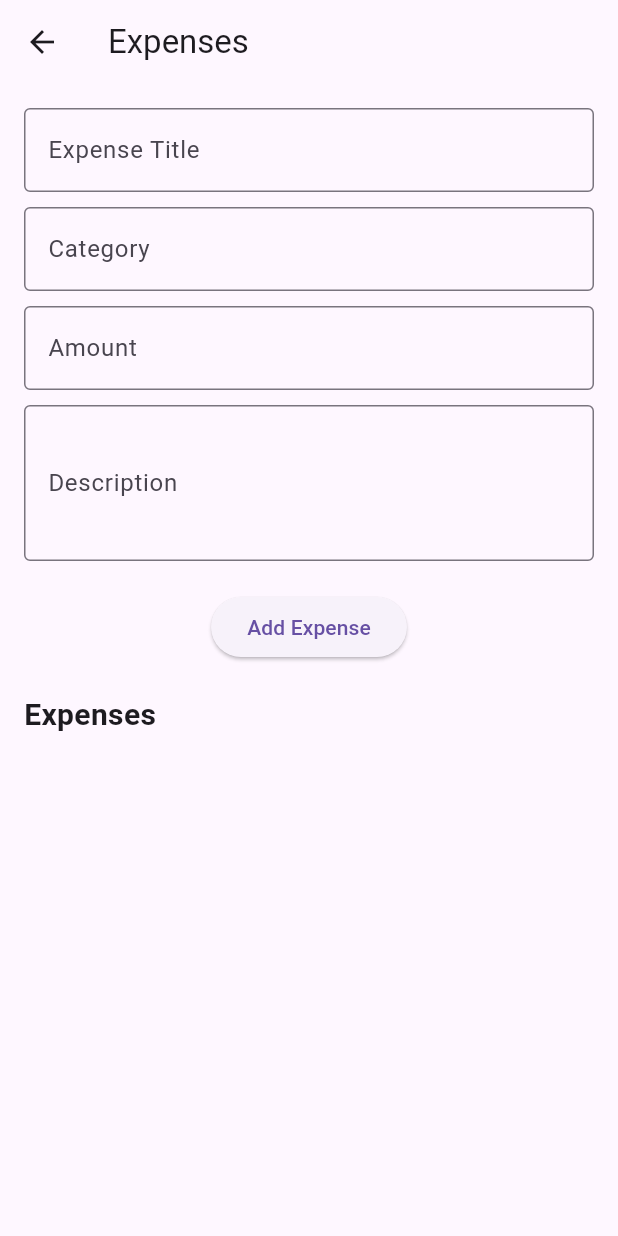
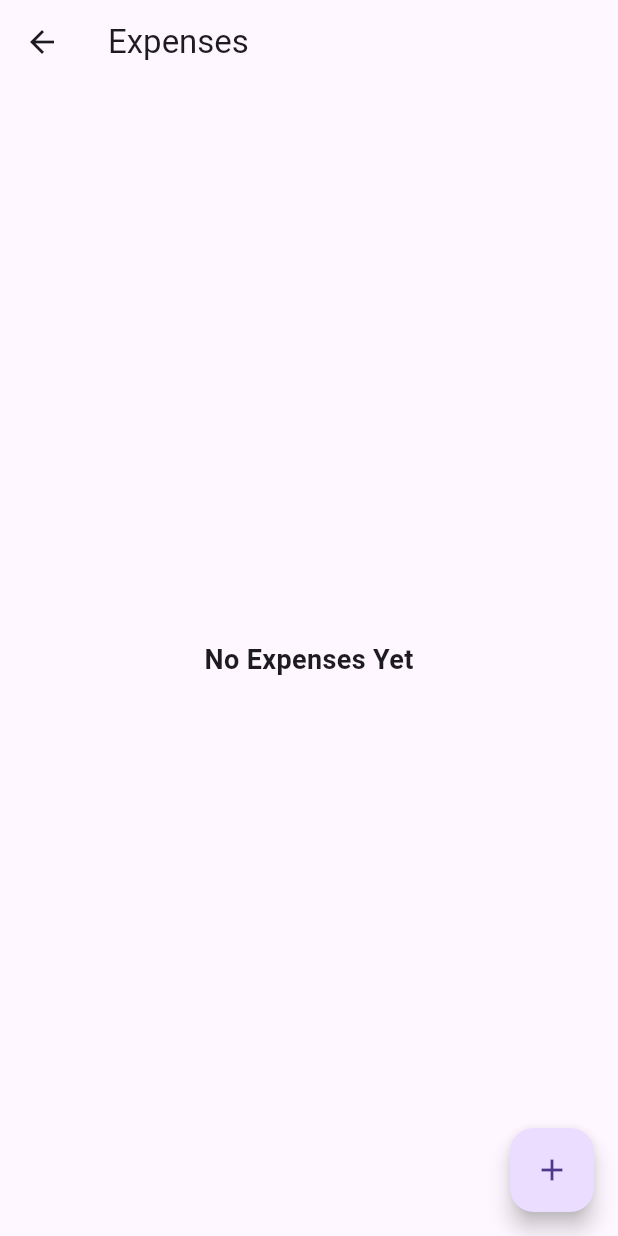
Before and after one commit to hoodpoet07/farm-management-system, a Flutter app: the ExpensesScreen screen opened directly, on a phone screen of 412 x 824 dp. Run offline on Flutter 3.47's test engine with Material 3 defaults, Android fonts, the phone set to English and light mode, and no system bars.

Commit message:
organising screens ,each into its own folder and separating add expenses and view expenses screen

```diff
--- a/lib/main.dart
+++ b/lib/main.dart
@@ -1,5 +1,5 @@
 import 'package:flutter/material.dart';
-import 'screens/dashboard_screen.dart';
+import 'screens/dashboard/dashboard_screen.dart';
 void main() {
   runApp(const FarmManagementApp());
 }
--- /dev/null
+++ b/lib/screens/expenses/add_expense_screen.dart
@@ -0,0 +1,22 @@
+import 'package:flutter/material.dart';
+
+class AddExpenseScreen extends StatefulWidget {
+  const AddExpenseScreen({super.key});
+
+  @override
+  State<AddExpenseScreen> createState() => _AddExpenseScreenState();
+}
+
+class _AddExpenseScreenState extends State<AddExpenseScreen> {
+  @override
+  Widget build(BuildContext context) {
+    return Scaffold(
+      appBar: AppBar(
+        title: const Text("Add Expense"),
+      ),
+      body: const Center(
+        child: Text("Expense Form Goes Here"),
+      ),
+    );
+  }
+}
--- /dev/null
+++ b/lib/screens/expenses/expenses_screen.dart
@@ -0,0 +1,43 @@
+import 'package:flutter/material.dart';
+import 'add_expense_screen.dart';
+
+class ExpensesScreen extends StatefulWidget {
+  const ExpensesScreen({super.key});
+
+  @override
+  State<ExpensesScreen> createState() => _ExpensesScreenState();
+}
+
+
+class _ExpensesScreenState extends State<ExpensesScreen> {
+
+
+  @override
+  Widget build(BuildContext context) {
+    return Scaffold(
+      appBar: AppBar(
+        title: const Text("Expenses"),
+      ),
+      body: const Center(
+        child: Text(
+          "No Expenses Yet",
+          style: TextStyle(
+            fontSize: 18,
+            fontWeight: FontWeight.bold,
+          ),
+        ),
+      ),
+      floatingActionButton: FloatingActionButton(
+        onPressed: (){
+          Navigator.push(
+            context,
+            MaterialPageRoute(
+              builder: (context)=>const AddExpenseScreen(),
+            ),
+          );
+        },
+        child: const Icon(Icons.add),
+      )
+    );
+  }
+}
--- a/lib/screens/expenses_screen.dart
+++ /dev/null
@@ -1,138 +0,0 @@
-import 'package:flutter/material.dart';
-import '../models/expense.dart';
-
-class ExpensesScreen extends StatefulWidget {
-  const ExpensesScreen({super.key});
-
-  @override
-  State<ExpensesScreen> createState() => _ExpensesScreenState();
-}
-
-class _ExpensesScreenState extends State<ExpensesScreen> {
-
-  final List<Expense> _expenses = [];
-  final TextEditingController _titleController=TextEditingController();
-  final TextEditingController _categoryController=TextEditingController();
-  final TextEditingController _amountController = TextEditingController();
-  final TextEditingController _descriptionController =TextEditingController();
-
-  void _addExpense(){
-    if (_titleController.text.isEmpty||
-        _categoryController.text.isEmpty||
-        _amountController.text.isEmpty){
-          return;
-        }
-    Expense expense = Expense(
-      title: _titleController.text,
-      category: _categoryController.text,
-      amount: double.parse(_amountController.text),
-      description: _descriptionController.text,
-      date: DateTime.now().toString(),
-    );
-
-    setState((){
-      _expenses.add(expense);
-    });
-
-    _titleController.clear();
-    _categoryController.clear();
-    _amountController.clear();
-    _descriptionController.clear();
-  }
-
-  @override
-  Widget build(BuildContext context) {
-    return Scaffold(
-      appBar: AppBar(
-        title: const Text("Expenses"),
-      ),
-      body: Padding(
-        padding: const EdgeInsets.all(16),
-        child: Column(
-          children: [
-
-            TextField(
-              controller: _titleController,
-              decoration: const InputDecoration(
-                labelText: "Expense Title",
-                border: OutlineInputBorder(),
-              ),
-            ),
-
-            const SizedBox(height: 10),
-
-            TextField(
-              controller: _categoryController,
-              decoration: const InputDecoration(
-                labelText: "Category",
-                border: OutlineInputBorder(),
-              ),
-            ),
-
-            const SizedBox(height: 10),
-
-            TextField(
-              controller: _amountController,
-              keyboardType: TextInputType.number,
-              decoration: const InputDecoration(
-                labelText: "Amount",
-                border: OutlineInputBorder(),
-              ),
-            ),
-
-            const SizedBox(height: 10),
-
-            TextField(
-              controller: _descriptionController,
-              maxLines: 3,
-              decoration: const InputDecoration(
-                labelText: "Description",
-                border: OutlineInputBorder(),
-              ),
-            ),
-
-            const SizedBox(height: 20),
-
-            ElevatedButton(
-              onPressed: _addExpense,
-              child: const Text("Add Expense"),
-            ),
-            const SizedBox(height: 20),
-
-            const Align(
-              alignment: Alignment.centerLeft,
-              child: Text(
-                "Expenses",
-                style: TextStyle(
-                  fontSize: 20,
-                  fontWeight: FontWeight.bold,
-                ),
-              ),
-            ),
-            const SizedBox(height: 10),
-
-            Expanded(
-              child: ListView.builder(
-                itemCount: _expenses.length,
-                itemBuilder: (context, index){
-                  Expense expense = _expenses[index];
-
-                  return Card(
-                    child: ListTile(
-                      leading: const Icon(Icons.money_off),
-                      title: Text(expense.title),
-                      subtitle: Text(expense.category),
-                      trailing: Text(
-                        "\$${expense.amount}"
-                      ),
-                    ),
-                  );
-                },
-              ),
-            ),
-          ],
-        ),
-      ),
-    );
-  }
-}
```
Also changed, not shown: lib/screens/dashboard/dashboard_screen.dart (renamed from lib/screens/dashboard_screen.dart, +8 -8 lines), lib/screens/chicken/chicken_stock_screen.dart (added), lib/screens/feed/feed_inventory.dart (renamed from lib/screens/feed_inventory.dart), lib/screens/feed/feed_usage_screen.dart (renamed from lib/screens/feed_usage_screen.dart), lib/screens/purchases/purchases_screen.dart (renamed from lib/screens/purchases_screen.dart), lib/screens/reports/reports_screen.dart (renamed from lib/screens/reports_screen.dart), lib/screens/sales/sales_screen.dart (renamed from lib/screens/sales_screen.dart), lib/screens/settings/settings_screen.dart (renamed from lib/screens/settings_screen.dart).
